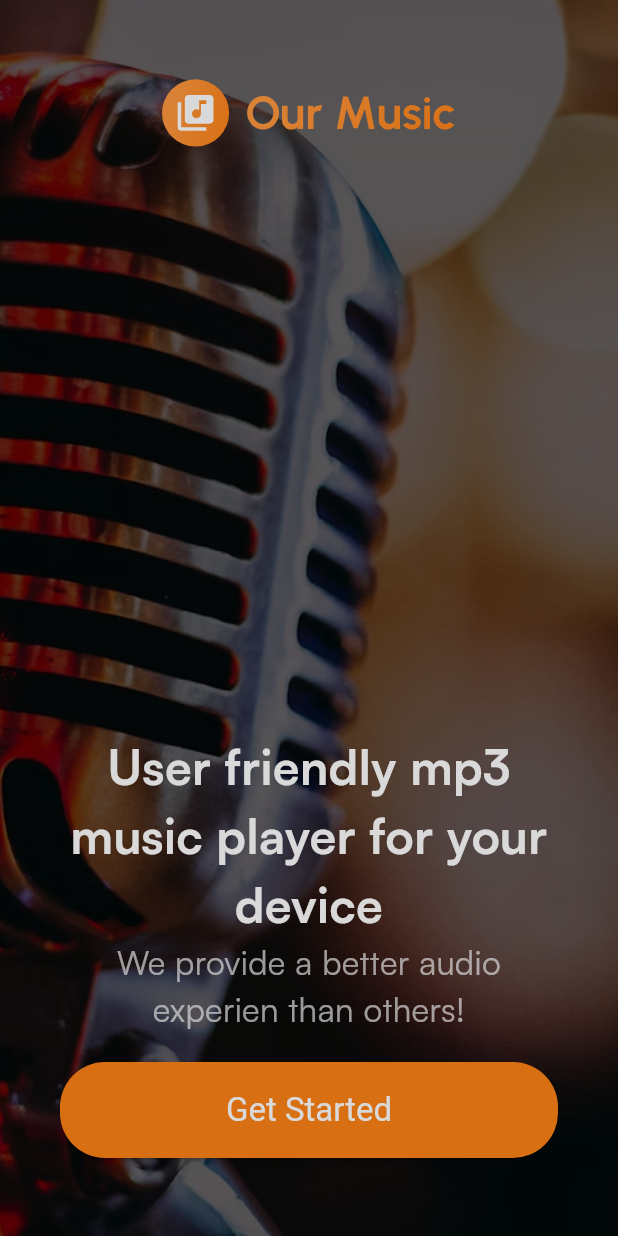
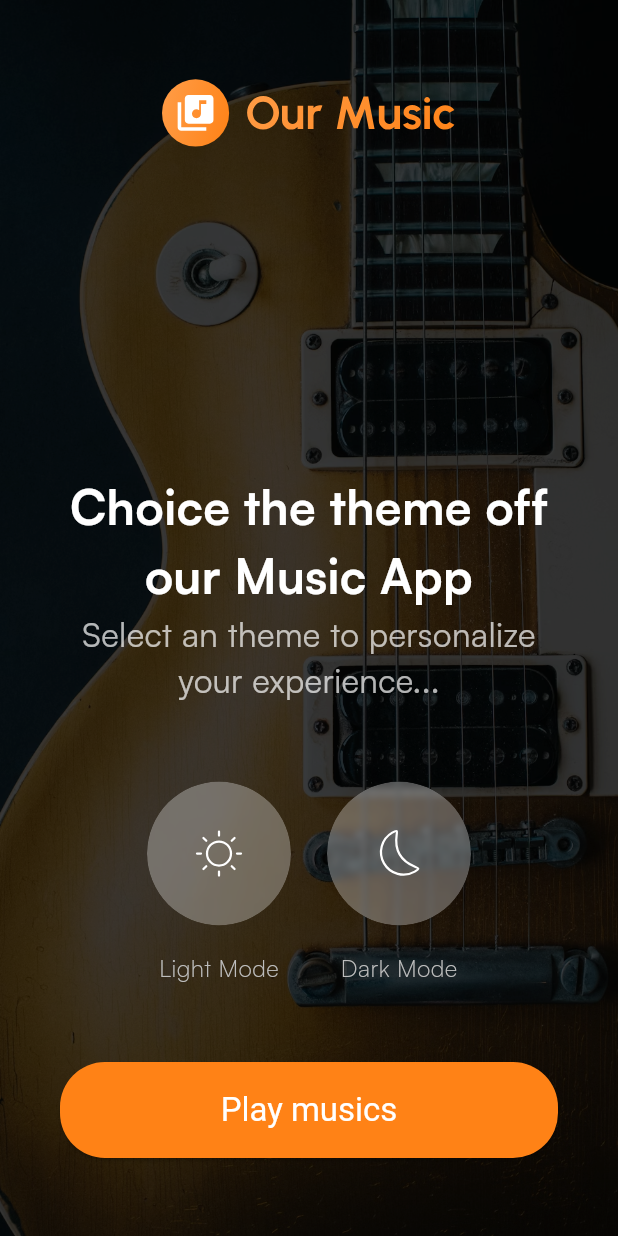
Before and after one commit to Anderson-Andre-P/music_app, a Flutter app: the screen it shows after launch, after a tap on "Get Started", on a phone screen of 412 x 824 dp. Run offline on Flutter 3.47's test engine with Material 3 defaults, Android fonts, the phone set to English and light mode, and no system bars; our stand-ins replace flutter_svg.

Commit message:
feat: change theme page

```diff
--- a/lib/core/configs/assets/app_images.dart
+++ b/lib/core/configs/assets/app_images.dart
@@ -2,4 +2,5 @@ class AppImages {
   static const String basePath = 'assets/images/';
 
   static const String onboardingBG = '${basePath}home.png';
+  static const String chooseThemeBG = '${basePath}choose_theme.png';
 }
--- a/lib/core/configs/assets/app_vectors.dart
+++ b/lib/core/configs/assets/app_vectors.dart
@@ -3,4 +3,6 @@ class AppVectors {
   static const String format = '.svg';
 
   static const String logo = '${basePath}logo_yellow$format';
+  static const String sun = '${basePath}sun$format';
+  static const String moon = '${basePath}moon$format';
 }
--- /dev/null
+++ b/lib/presentation/choose_theme/page/choose_theme.dart
@@ -0,0 +1,164 @@
+import 'dart:ui';
+
+import 'package:flutter/material.dart';
+import 'package:flutter_svg/flutter_svg.dart';
+import 'package:our_music/core/configs/theme/app_colors.dart';
+
+import '../../../common/widgets/button/basic_app_button.dart';
+import '../../../core/configs/assets/app_images.dart';
+import '../../../core/configs/assets/app_vectors.dart';
+
+class ChooseThemePage extends StatelessWidget {
+  const ChooseThemePage({super.key});
+
+  @override
+  Widget build(BuildContext context) {
+    return Scaffold(
+      body: Stack(
+        children: [
+          Container(
+            decoration: const BoxDecoration(
+              image: DecorationImage(
+                image: AssetImage(
+                  AppImages.chooseThemeBG,
+                ),
+                fit: BoxFit.cover,
+              ),
+            ),
+          ),
+          Container(
+            color: Colors.black.withOpacity(0.35),
+          ),
+          Padding(
+            padding: const EdgeInsets.symmetric(
+              vertical: 52,
+              horizontal: 40,
+            ),
+            child: Column(
+              children: [
+                Align(
+                  alignment: Alignment.center,
+                  child: SvgPicture.asset(
+                    AppVectors.logo,
+                    width: 196.0,
+                  ),
+                ),
+                const Spacer(),
+                const Text(
+                  "Choice the theme off our Music App",
+                  style: TextStyle(
+                    fontWeight: FontWeight.bold,
+                    color: Colors.white,
+                    fontSize: 32,
+                  ),
+                  textAlign: TextAlign.center,
+                ),
+                const Text(
+                  "Select an theme to personalize your experience...",
+                  style: TextStyle(
+                    fontWeight: FontWeight.normal,
+                    color: Colors.white70,
+                    fontSize: 22,
+                  ),
+                  textAlign: TextAlign.center,
+                ),
+                const SizedBox(
+                  height: 52,
+                ),
+                Row(
+                  mainAxisAlignment: MainAxisAlignment.center,
+                  children: [
+                    Column(
+                      mainAxisAlignment: MainAxisAlignment.center,
+                      children: [
+                        ClipOval(
+                          child: BackdropFilter(
+                            filter: ImageFilter.blur(sigmaX: 2, sigmaY: 2),
+                            child: Container(
+                              height: 96.0,
+                              width: 96.0,
+                              decoration: const BoxDecoration(
+                                shape: BoxShape.circle,
+                                color: Colors.white30,
+                              ),
+                              child: SvgPicture.asset(
+                                AppVectors.sun,
+                                fit: BoxFit.none,
+                              ),
+                            ),
+                          ),
+                        ),
+                        const SizedBox(
+                          height: 16,
+                        ),
+                        const Text(
+                          "Light Mode",
+                          style: TextStyle(
+                            fontWeight: FontWeight.w300,
+                            fontSize: 16,
+                            color: AppColors.grey,
+                          ),
+                        )
+                      ],
+                    ),
+                    const SizedBox(
+                      width: 24,
+                    ),
+                    Column(
+                      mainAxisAlignment: MainAxisAlignment.center,
+                      children: [
+                        ClipOval(
+                          child: BackdropFilter(
+                            filter: ImageFilter.blur(sigmaX: 2, sigmaY: 2),
+                            child: Container(
+                              height: 96.0,
+                              width: 96.0,
+                              decoration: const BoxDecoration(
+                                shape: BoxShape.circle,
+                                color: Colors.white30,
+                              ),
+                              child: SvgPicture.asset(
+                                AppVectors.moon,
+                                fit: BoxFit.none,
+                              ),
+                            ),
+                          ),
+                        ),
+                        const SizedBox(
+                          height: 16,
+                        ),
+                        const Text(
+                          "Dark Mode",
+                          style: TextStyle(
+                            fontWeight: FontWeight.w300,
+                            fontSize: 16,
+                            color: AppColors.grey,
+                          ),
+                        )
+                      ],
+                    ),
+                  ],
+                ),
+                const SizedBox(
+                  height: 52,
+                ),
+                BasicAppButton(
+                  onPressed: () {
+                    Navigator.push(
+                      context,
+                      MaterialPageRoute(
+                        builder: (BuildContext context) =>
+                            const ChooseThemePage(),
+                      ),
+                    );
+                  },
+                  title: "Play musics",
+                )
+              ],
+            ),
+          ),
+        ],
+      ),
+    );
+  }
+}
--- a/lib/presentation/onboarding/pages/get_started.dart
+++ b/lib/presentation/onboarding/pages/get_started.dart
@@ -1,8 +1,10 @@
 import 'package:flutter/material.dart';
-import 'package:flutter_svg/svg.dart';
-import 'package:our_music/common/widgets/button/basic_app_button.dart';
+import 'package:flutter_svg/flutter_svg.dart';
 import 'package:our_music/core/configs/assets/app_images.dart';
-import 'package:our_music/core/configs/assets/app_vectors.dart';
+
+import '../../../common/widgets/button/basic_app_button.dart';
+import '../../../core/configs/assets/app_vectors.dart';
+import '../../choose_theme/page/choose_theme.dart';
 
 class GetStartedPage extends StatelessWidget {
   const GetStartedPage({super.key});
@@ -13,10 +15,6 @@ class GetStartedPage extends StatelessWidget {
       body: Stack(
         children: [
           Container(
-            padding: const EdgeInsets.symmetric(
-              vertical: 52,
-              horizontal: 40,
-            ),
             decoration: const BoxDecoration(
               image: DecorationImage(
                 image: AssetImage(
@@ -24,6 +22,15 @@ class GetStartedPage extends StatelessWidget {
                 ),
                 fit: BoxFit.cover,
               ),
+            ),
+          ),
+          Container(
+            color: Colors.black.withOpacity(0.35),
+          ),
+          Padding(
+            padding: const EdgeInsets.symmetric(
+              vertical: 52,
+              horizontal: 40,
             ),
             child: Column(
               children: [
@@ -57,14 +64,19 @@ class GetStartedPage extends StatelessWidget {
                   height: 20,
                 ),
                 BasicAppButton(
-                  onPressed: () {},
+                  onPressed: () {
+                    Navigator.push(
+                      context,
+                      MaterialPageRoute(
+                        builder: (BuildContext context) =>
+                            const ChooseThemePage(),
+                      ),
+                    );
+                  },
                   title: "Get Started",
                 )
               ],
             ),
-          ),
-          Container(
-            color: Colors.black.withOpacity(0.15),
           ),
         ],
       ),
```
Also changed, not shown: assets/images/choose_theme.png.
